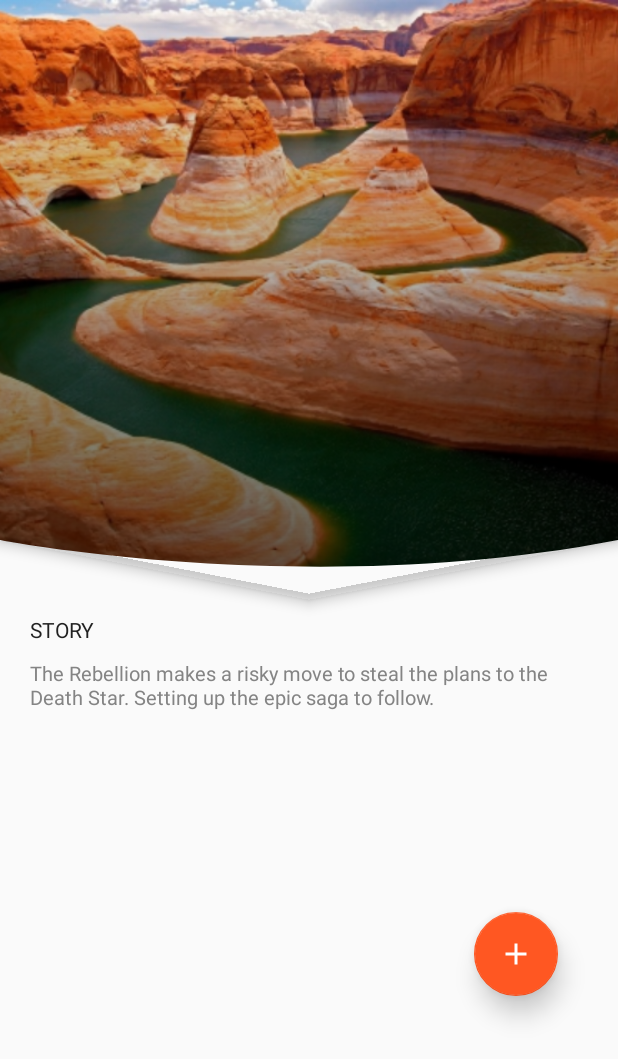
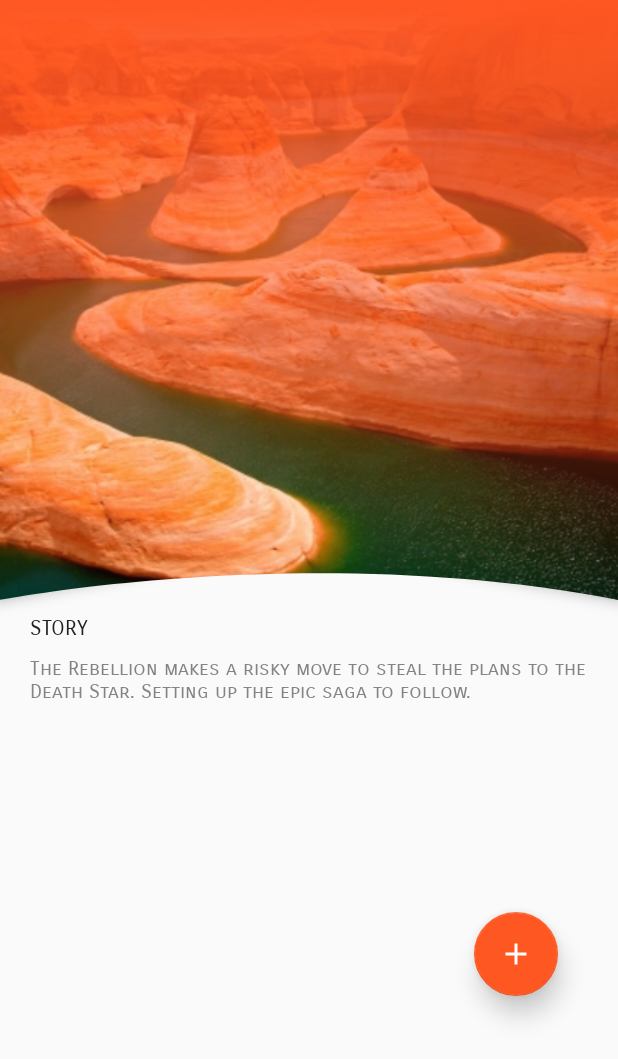
Before and after one commit to developer-shivam/Crescento, an Android app: the screen it shows after launch (SampleOneActivity), on a phone screen of 412 x 824 dp. Shown: the top 1059 px of the screen. Run offline under Robolectric (Android 15) with nearby library versions, the phone set to English and light mode, and no system bars; libraries missing offline, so code that uses them is left out: android.support.v7; 1 statement that could not run was skipped.

Commit message:
Inward curvature direction added

```diff
--- a/app/src/main/res/layout/activity_sample_one.xml
+++ b/app/src/main/res/layout/activity_sample_one.xml
@@ -13,9 +13,10 @@
         android:scaleType="centerCrop"
         android:src="@drawable/wallpaper3_optimized"
         app:curvature="40dp"
-        app:gradientDirection="top_to_bottom"
+        app:gradientDirection="bottom_to_top"
         app:gradientStartColor="#00000000"
-        app:gradientEndColor="#AA000000"/>
+        app:gradientEndColor="#FF5722"
+        app:curvatureDirection="inward"/>
 
     <android.support.design.widget.FloatingActionButton
         android:layout_width="wrap_content"
@@ -36,6 +37,7 @@
         android:layout_marginLeft="20dp"
         android:layout_marginRight="20dp"
         android:layout_marginTop="10dp"
+        android:fontFamily="sans-serif-smallcaps"
         android:text="STORY"
         android:textColor="#212121" />
 
@@ -47,6 +49,7 @@
         android:layout_marginLeft="20dp"
         android:layout_marginRight="20dp"
         android:layout_marginTop="10dp"
+        android:fontFamily="sans-serif-smallcaps"
         android:text="The Rebellion makes a risky move to steal the plans to the Death Star. Setting up the epic saga to follow."
         android:textColor="#848484"
         android:textSize="13sp" />
--- a/library/build.gradle
+++ b/library/build.gradle
@@ -6,7 +6,7 @@ android {
     buildToolsVersion "25.0.0"
 
     defaultConfig {
-        minSdkVersion 9
+        minSdkVersion 11
         targetSdkVersion 25
         versionCode 1
         versionName "1.0"
--- a/library/src/main/java/developer/shivam/library/CrescentoImageView.java
+++ b/library/src/main/java/developer/shivam/library/CrescentoImageView.java
@@ -62,7 +62,7 @@ public class CrescentoImageView extends ImageView {
     int gradientStartColor = Color.TRANSPARENT;
     int gradientEndColor = Color.TRANSPARENT;
 
-    int curvatureDirection = 0;
+    int curvatureDirection = CurvatureDirection.OUTWARD;
 
     static public class TintMode {
         static final int AUTOMATIC = 0;
@@ -141,7 +141,7 @@ public class CrescentoImageView extends ImageView {
         }
 
         /* Default curvature direction would be outward*/
-        curvatureDirection = styledAttributes.getInt(R.styleable.CrescentoImageView_gradientDirection, 0);
+        curvatureDirection = styledAttributes.getInt(R.styleable.CrescentoImageView_curvatureDirection, 0);
 
         styledAttributes.recycle();
 
@@ -243,10 +243,7 @@ public class CrescentoImageView extends ImageView {
         return (int) TypedValue.applyDimension(TypedValue.COMPLEX_UNIT_DIP, pixel, mContext.getResources().getDisplayMetrics());
     }
 
-    /**
-     * Getter for attributes
-     */
-
+    /* Getter for attributes */
     public void setCurvature(int height) {
         curvatureHeight = getDpForPixel(height);
     }
@@ -274,4 +271,8 @@ public class CrescentoImageView extends ImageView {
     public void setGradientEndColor(int endColor) {
         this.gradientEndColor = endColor;
     }
+
+    public void setCurvatureDirection(int direction) {
+        this.curvatureDirection = direction;
+    }
 }
--- a/library/src/main/java/developer/shivam/library/PathProvider.java
+++ b/library/src/main/java/developer/shivam/library/PathProvider.java
@@ -21,7 +21,7 @@ class PathProvider {
             mPath.close();
         } else {
             mPath.moveTo(paddingLeft, paddingTop);
-            mPath.lineTo(paddingLeft, height - curvatureHeight - paddingBottom);
+            mPath.lineTo(paddingLeft, height - paddingBottom);
             mPath.cubicTo(paddingLeft, height - paddingBottom,
                     width / 2 - paddingRight, height - curvatureHeight - paddingBottom,
                     width - paddingRight, height - paddingBottom);
@@ -56,7 +56,7 @@ class PathProvider {
         } else {
             mPath.moveTo(0, 0);
             mPath.lineTo(paddingLeft, paddingTop);
-            mPath.lineTo(paddingLeft, height - curvatureHeight - paddingBottom);
+            mPath.lineTo(paddingLeft, height - paddingBottom);
             mPath.cubicTo(paddingLeft, height - paddingBottom,
                     width / 2 - paddingRight, height - curvatureHeight - paddingBottom,
                     width - paddingRight, height - paddingBottom);
```
Also changed, not shown: library/src/main/java/developer/shivam/library/CrescentoContainer.java (+5 -3 lines).
